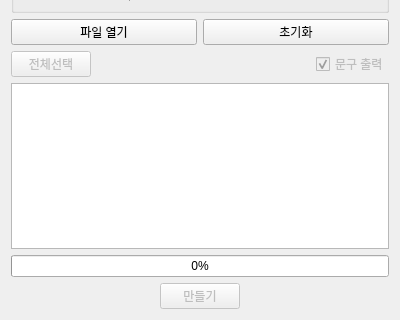
Before: the Qt Designer form ui/mainWidget.ui in beom-yun/trading-video, drawn with Qt 5; both pictures show x 0 to 400 and y 310 to 630 of the 400 by 630 pixel window.
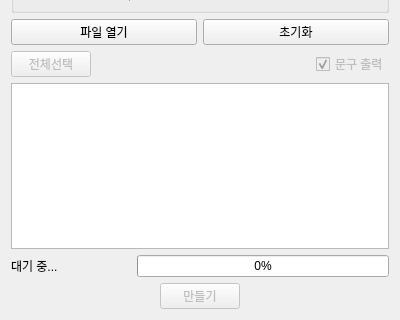
After: the same form once the commit is applied. Icons and pictures are not drawn.

Commit message: lbl_status

The edit to the form file:
```diff
--- a/ui/mainWidget.ui
+++ b/ui/mainWidget.ui
@@ -502,11 +502,28 @@
     <widget class="QListWidget" name="list_widget"/>
    </item>
    <item>
+    <layout class="QHBoxLayout" name="horizontalLayout_6">
+     <item>
+      <widget class="QLabel" name="lbl_status">
+       <property name="minimumSize">
+        <size>
+         <width>120</width>
+         <height>0</height>
+        </size>
+       </property>
+       <property name="text">
+        <string>대기 중...</string>
+       </property>
+      </widget>
+     </item>
+     <item>
     <widget class="QProgressBar" name="pbar">
      <property name="value">
       <number>0</number>
      </property>
     </widget>
+     </item>
+    </layout>
    </item>
    <item>
     <layout class="QHBoxLayout" name="horizontalLayout_4">
```
Left out of the diff: 10 changed lines with no effect on the pictures. Lines whose indentation alone changed are shown as unchanged. The commit also changes 2 other files.
